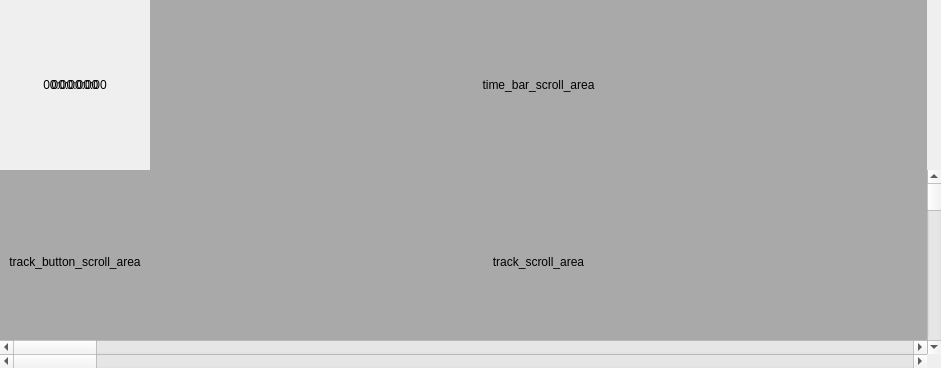
Old version of the form code/src/main/resources/base/ui/timeline_scroll_area.ui in the repository felixdittrich92/mission-uncuttable.
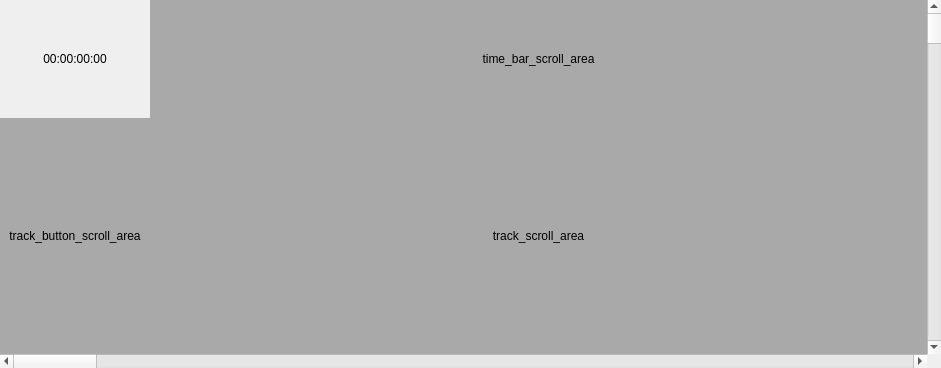
New version of the form.

The edit to the form file:
```diff
--- a/code/src/main/resources/base/ui/timeline_scroll_area.ui
+++ b/code/src/main/resources/base/ui/timeline_scroll_area.ui
@@ -23,7 +23,7 @@
    <item row="0" column="0">
     <widget class="QLabel" name="time_label">
      <property name="text">
-      <string>00:00:00</string>
+      <string>00:00:00:00</string>
      </property>
      <property name="alignment">
       <set>Qt::AlignCenter</set>
@@ -112,30 +112,13 @@
      </layout>
     </widget>
    </item>
-   <item row="1" column="2" rowspan="2">
+   <item row="0" column="2" rowspan="3">
     <widget class="QScrollBar" name="vertical_scroll_bar">
      <property name="orientation">
       <enum>Qt::Vertical</enum>
      </property>
     </widget>
    </item>
-   <item row="0" column="0">
-    <widget class="QLabel" name="time_label">
-     <property name="text">
-      <string>00:00:00:00</string>
-     </property>
-     <property name="alignment">
-      <set>Qt::AlignCenter</set>
-     </property>
-    </widget>
-   </item>
-   <item row="2" column="0" colspan="2">
-    <widget class="QScrollBar" name="horizontal_scroll_bar">
-     <property name="orientation">
-      <enum>Qt::Horizontal</enum>
-     </property>
-    </widget>
-   </item>
   </layout>
  </widget>
  <resources/>
```
Left out of the diff: 11 changed lines with no effect on the pictures.
